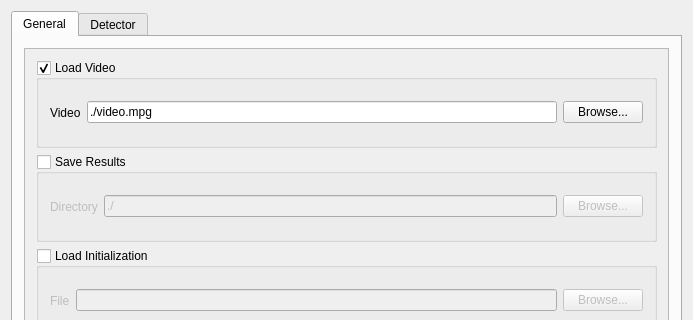
anshulsamar/simba, file TLD/src/tld/qtld/ConfigDialog.ui: the form before one commit; both pictures show x 0 to 693 and y 0 to 320 of the 693 by 494 pixel window.
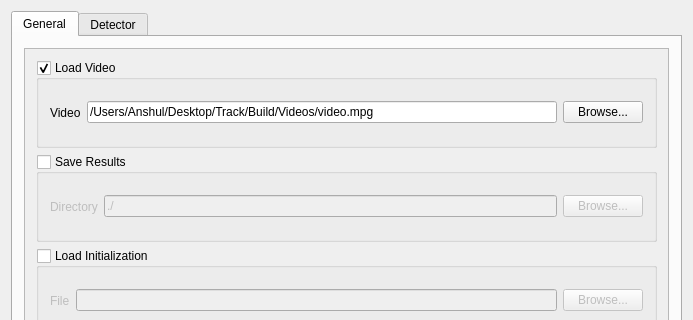
The form after the commit.

Diff of the .ui file:
```diff
--- a/TLD/src/tld/qtld/ConfigDialog.ui
+++ b/TLD/src/tld/qtld/ConfigDialog.ui
@@ -73,7 +73,7 @@
               <item>
                <widget class="QLineEdit" name="videoPath">
                 <property name="text">
-                 <string>./video.mpg</string>
+                 <string>/Users/Anshul/Desktop/Track/Build/Videos/video.mpg</string>
                 </property>
                </widget>
               </item>
```
